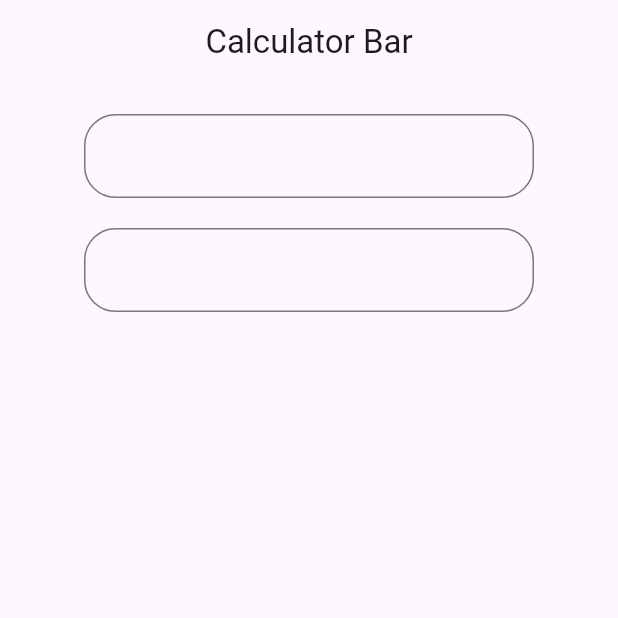
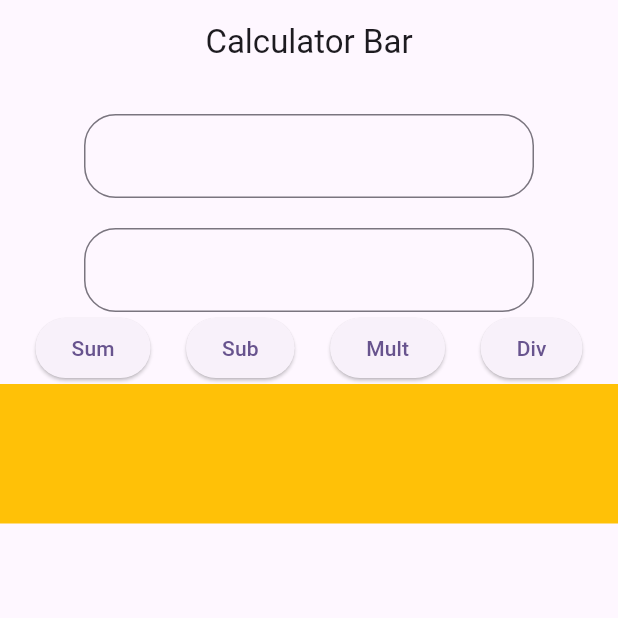
Before and after one commit to mahbub-hasan-abid/flutter_test, a Flutter app: the CalculatorScreen screen opened directly, on a phone screen of 412 x 824 dp, the top half of it. Run offline on Flutter 3.47's test engine with Material 2 defaults, Android fonts, the phone set to English and light mode, and no system bars.

Commit message:
mini demo  calculator

```diff
--- a/lib/demo_calculator.dart
+++ b/lib/demo_calculator.dart
@@ -25,6 +25,11 @@ class CalculatorScreen extends StatefulWidget {
   State<CalculatorScreen> createState() => _CalculatorScreenState();
 }
 
+var x = TextEditingController();
+var y = TextEditingController();
+
+var result = '';
+
 class _CalculatorScreenState extends State<CalculatorScreen> {
   @override
   Widget build(BuildContext context) {
@@ -39,18 +44,14 @@ class _CalculatorScreenState extends State<CalculatorScreen> {
             child: Padding(
               padding: const EdgeInsets.only(top: 20),
               child: TextField(
+                controller: x,
                 keyboardType: TextInputType.number,
                 decoration: InputDecoration(
-                    focusedBorder: OutlineInputBorder(
-                      borderRadius: BorderRadius.circular(21),
-                      borderSide: const BorderSide(
-                          color: Color.fromARGB(255, 0, 141, 54)),
-                    ),
                     border: OutlineInputBorder(
-                      borderRadius: BorderRadius.circular(21),
-                      borderSide:
-                          BorderSide(color: Color.fromARGB(255, 141, 45, 0)),
-                    )),
+                  borderRadius: BorderRadius.circular(21),
+                  borderSide:
+                      BorderSide(color: Color.fromARGB(255, 141, 45, 0)),
+                )),
               ),
             ),
           ),
@@ -61,10 +62,66 @@ class _CalculatorScreenState extends State<CalculatorScreen> {
           Container(
             width: 300,
             child: TextField(
+              controller: y,
               keyboardType: TextInputType.number,
               decoration: InputDecoration(
                   border: OutlineInputBorder(
                       borderRadius: BorderRadius.circular(21))),
+            ),
+          ),
+          Row(
+            mainAxisAlignment: MainAxisAlignment.spaceEvenly,
+            children: [
+              ElevatedButton(
+                  onPressed: () {
+                    var no1 = int.parse(x.text.toString());
+                    var no2 = int.parse(y.text.toString());
+                    var sum = no1 + no2;
+                    result = 'The sum of $no1 and $no2 is $sum';
+                    setState(() {});
+                  },
+                  child: Text('Sum')),
+              ElevatedButton(
+                  onPressed: () {
+                    var no1 = int.parse(x.text.toString());
+                    var no2 = int.parse(y.text.toString());
+                    var sum = no1 - no2;
+                    result = 'The difference between $no1 and $no2 is $sum';
+                    setState(() {});
+                  },
+                  child: Text('Sub')),
+              ElevatedButton(
+                  onPressed: () {
+                    var no1 = int.parse(x.text.toString());
+                    var no2 = int.parse(y.text.toString());
+                    var sum = no1 * no2;
+                    result = 'The product of $no1 and $no2 is $sum';
+                    setState(() {});
+                  },
+                  child: Text('Mult')),
+              ElevatedButton(
+                  onPressed: () {
+                    var no1 = int.parse(x.text.toString());
+                    var no2 = int.parse(y.text.toString());
+                    var sum = no1 / no2;
+                    result =
+                        'The  $no1 can be divided by $no2 , ${sum.toStringAsFixed(3)}  times';
+                    setState(() {});
+                  },
+                  child: Text('Div')),
+            ],
+          ),
+          Container(
+            color: Colors.amber,
+            child: Padding(
+              padding: const EdgeInsets.all(25.0),
+              child: Center(
+                child: Text(
+                  result,
+                  textAlign: TextAlign.center,
+                  style: TextStyle(fontSize: 30),
+                ),
+              ),
             ),
           )
         ],
```
